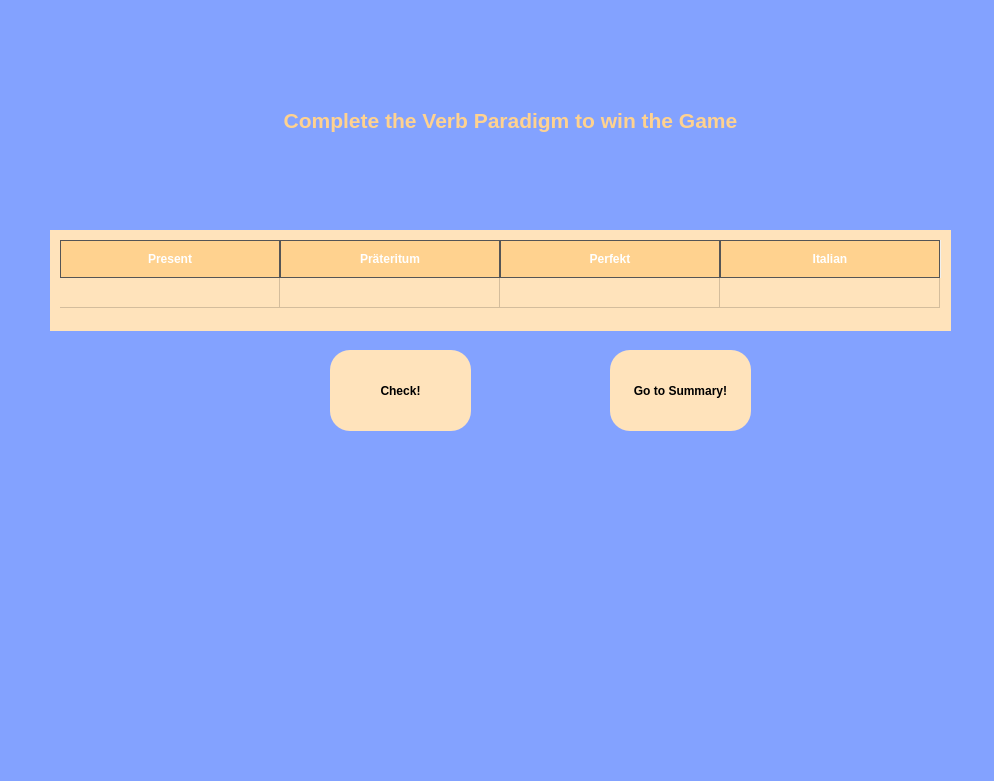
Above: game_view/frontend/verb_paradigm_mode.ui from fra3597/my_german_game before the change. Below: the same form after it.
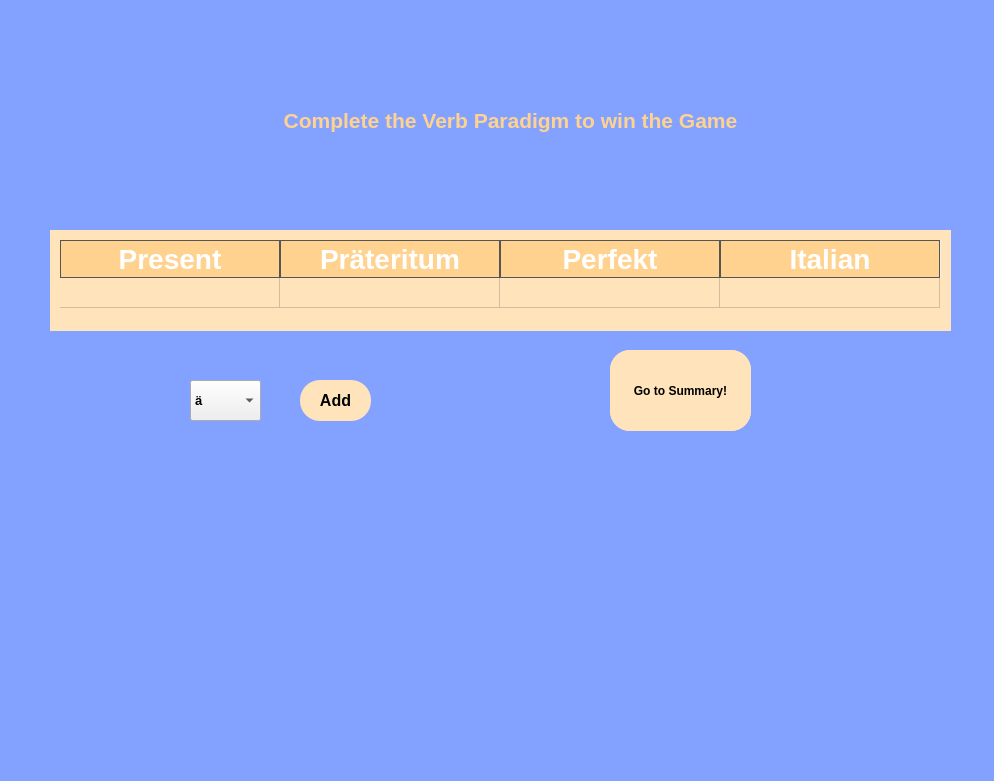
That is the form after the change.

Commit message: Implemented features: - Increase score in database for each mode - Article mode (no summary window) - Button for adding character to paradigm mode

What changed in the file:
```diff
--- a/game_view/frontend/verb_paradigm_mode.ui
+++ b/game_view/frontend/verb_paradigm_mode.ui
@@ -78,7 +78,7 @@
    <widget class="QPushButton" name="check_button">
     <property name="geometry">
      <rect>
-      <x>330</x>
+      <x>610</x>
       <y>350</y>
       <width>141</width>
       <height>81</height>
@@ -117,8 +117,8 @@
     </property>
     <property name="styleSheet">
      <string notr="true">QTableWidget {
-     font-size: 24px;  /* Set font size for cells */
-     color: white;     /* Set text color for cells */
+	font-size: 24px;  /* Set font size for cells */
+	color: white;     /* Set text color for cells */
 	border: 2px solid #000000; /* Border color and width */
 	padding: 10px; /* Adjust padding as needed */
 	background-color: #FFE3BB;
@@ -128,9 +128,10 @@
 }
 
 QHeaderView::section {
-     color: white;     /* Set text color for header */
-     background-color: #FFD28F; /* Set background color for header */
-     border: 1px solid #555; /* Set border for header */
+	font-size: 28px;
+	color: white;     /* Set text color for header */
+	background-color: #FFD28F; /* Set background color for header */
+	border: 1px solid #555; /* Set border for header */
 	height: 36px;     /* Set height for each header */
 	width: 260px;
 	font-weight: bold;
@@ -255,6 +256,81 @@
      <string>Go to Summary!</string>
     </property>
    </widget>
+   <widget class="QComboBox" name="character_combo_box">
+    <property name="geometry">
+     <rect>
+      <x>190</x>
+      <y>380</y>
+      <width>71</width>
+      <height>41</height>
+     </rect>
+    </property>
+    <property name="font">
+     <font>
+      <pointsize>10</pointsize>
+      <weight>75</weight>
+      <bold>true</bold>
+     </font>
+    </property>
+    <property name="styleSheet">
+     <string notr="true">text-align: center;</string>
+    </property>
+    <property name="maxVisibleItems">
+     <number>7</number>
+    </property>
+    <item>
+     <property name="text">
+      <string>ä</string>
+     </property>
+    </item>
+    <item>
+     <property name="text">
+      <string>ü</string>
+     </property>
+    </item>
+    <item>
+     <property name="text">
+      <string>ö</string>
+     </property>
+    </item>
+    <item>
+     <property name="text">
+      <string>ß</string>
+     </property>
+    </item>
+   </widget>
+   <widget class="QPushButton" name="add_character_button">
+    <property name="geometry">
+     <rect>
+      <x>300</x>
+      <y>380</y>
+      <width>71</width>
+      <height>41</height>
+     </rect>
+    </property>
+    <property name="font">
+     <font>
+      <pointsize>12</pointsize>
+      <weight>75</weight>
+      <bold>true</bold>
+     </font>
+    </property>
+    <property name="styleSheet">
+     <string notr="true">QPushButton {
+	border-radius: 20px; /* Adjust the radius as needed */
+	background-color: #FFE3BB;
+}
+QPushButton:hover {
+	background-color: #FFD28F;
+	}
+QPushButton:pressed {
+	background-color: #B4BDFF;
+}</string>
+    </property>
+    <property name="text">
+     <string>Add</string>
+    </property>
+   </widget>
   </widget>
  </widget>
  <resources/>
```
The commit also changes 17 other files.
